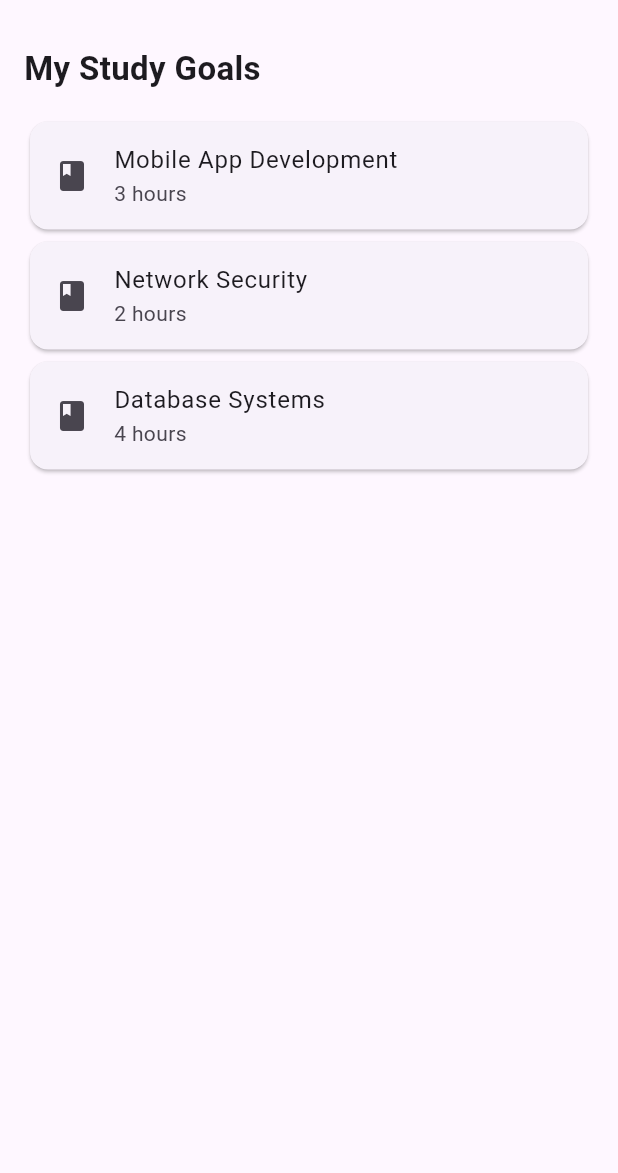
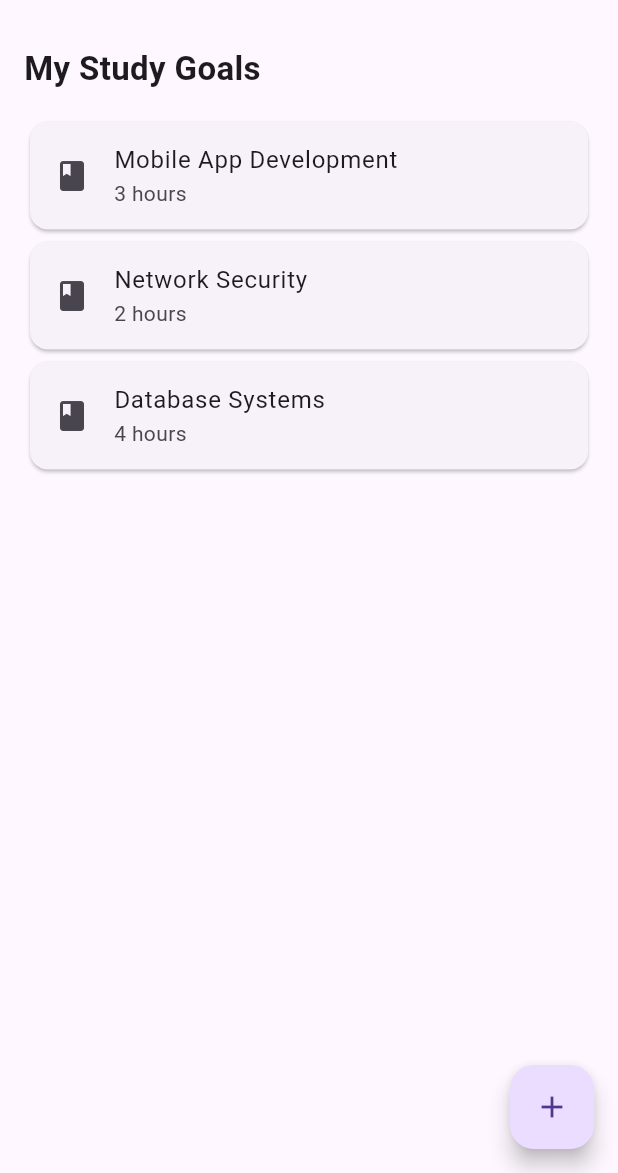
Before and after one commit to abdalla402/study_planner, a Flutter app: the screen it shows after launch, on a phone screen of 412 x 824 dp, the part 63-1236 px from its top. Run offline on Flutter 3.47's test engine with Material 3 defaults, Android fonts, the phone set to English and light mode, and no system bars.

Commit message:
Phase 1 (5/5): Add FloatingActionButton and complete static UI

```diff
--- a/lib/main.dart
+++ b/lib/main.dart
@@ -64,6 +64,11 @@ void main(){
           ],
         ),
     ),
+    // STATIC: Floating action button (does nothing yet)
+      floatingActionButton: FloatingActionButton(
+        onPressed: () {},
+        child: const Icon(Icons.add),
+      ),
     );
   }
 }
```
